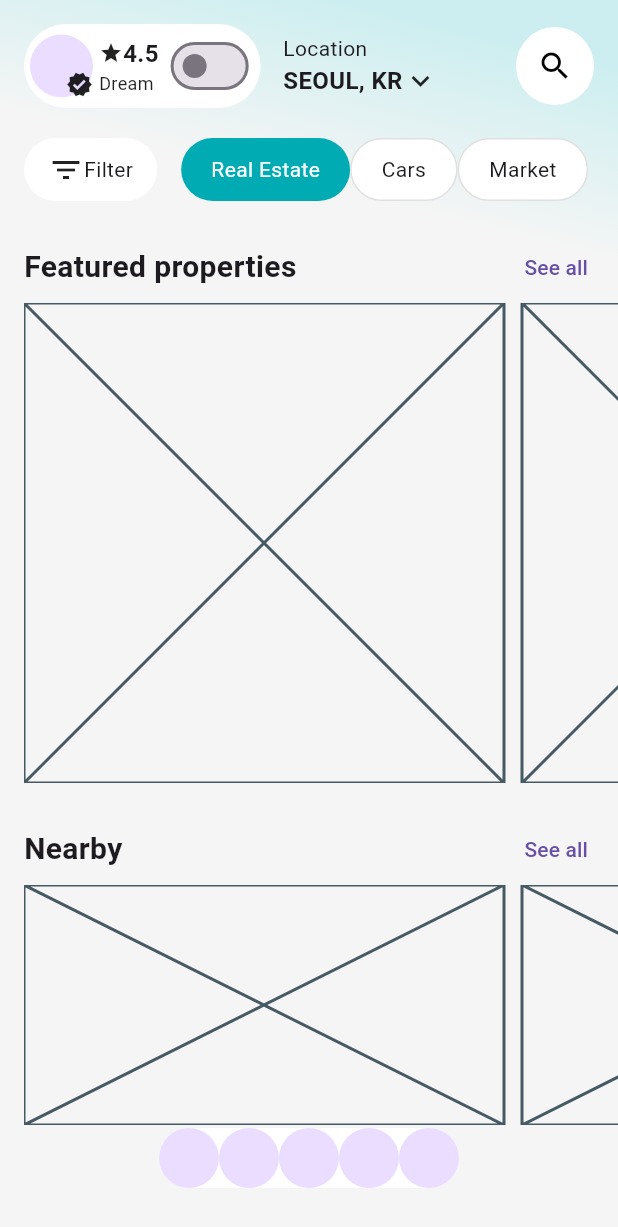
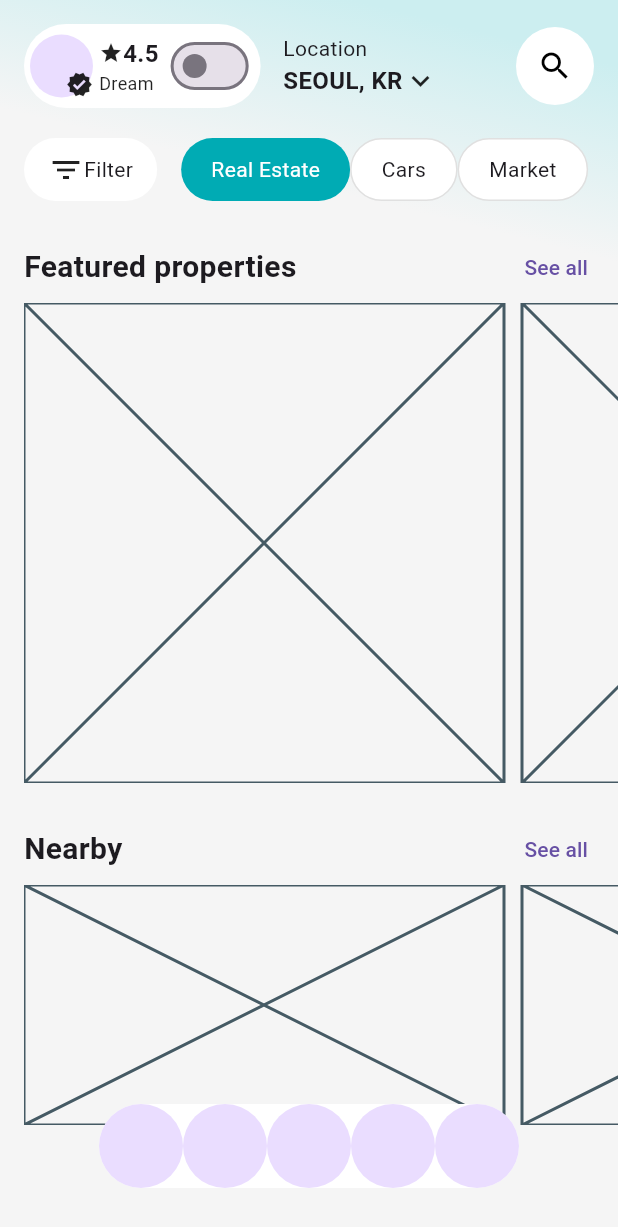
Before and after one commit to JAICHANGPARK/flutter_notebook_chapter_49, a Flutter app: the RealEstateHomePage screen opened directly, on a phone screen of 412 x 824 dp. Shown: the top 1227 px of the screen. Run offline on Flutter 3.47's test engine with Material 3 defaults, Android fonts, the phone set to English and light mode, and no system bars; our stand-ins replace dots_indicator, gap, google_fonts.

Commit message:
Update real_estate_home_page.dart

```diff
--- a/lib/ep2472_real_estate_app/ui/real_estate_home_page.dart
+++ b/lib/ep2472_real_estate_app/ui/real_estate_home_page.dart
@@ -291,11 +291,13 @@ class _RealEstateHomePageState extends State<RealEstateHomePage> {
               child: Row(
                 mainAxisSize: .min,
                 children: [
-                  CircleAvatar(),
-                  CircleAvatar(),
-                  CircleAvatar(),
-                  CircleAvatar(),
-                  CircleAvatar(),
+                  CircleAvatar(
+                    radius: 28,
+                  ),
+                  CircleAvatar(radius: 28,),
+                  CircleAvatar(radius: 28,),
+                  CircleAvatar(radius: 28,),
+                  CircleAvatar(radius: 28,),
                 ],
               ),
             ),
```
